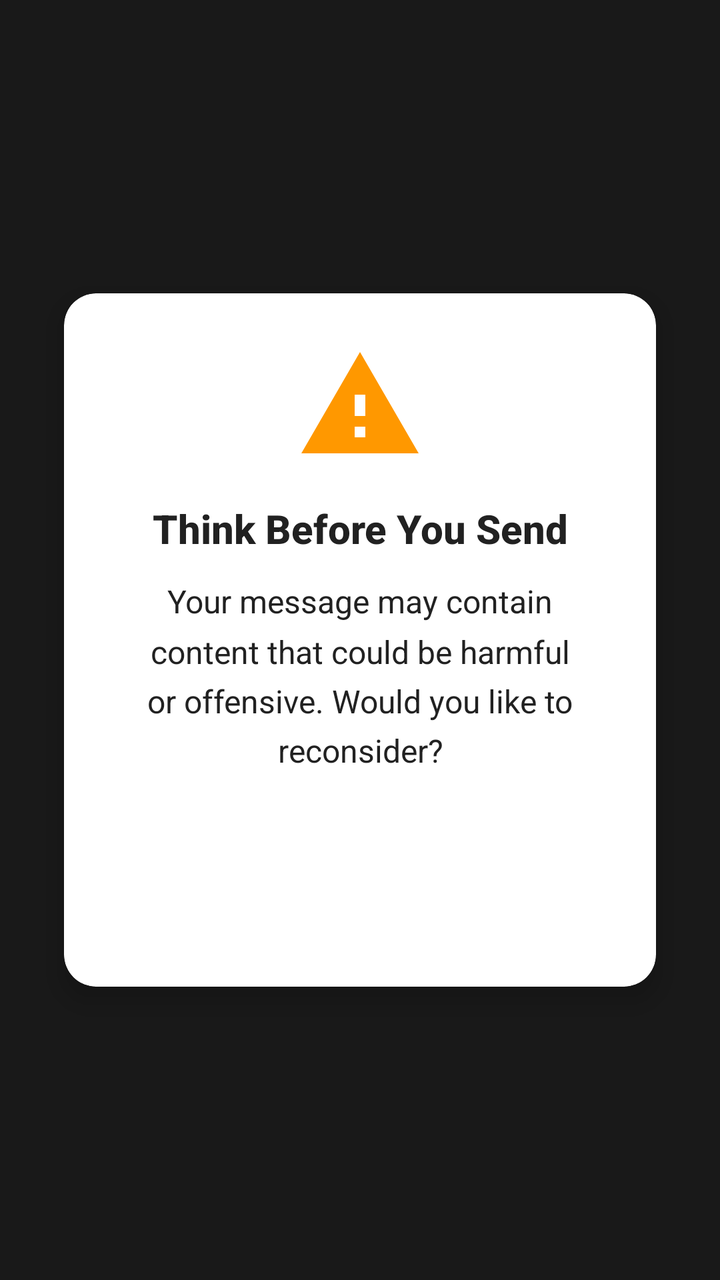
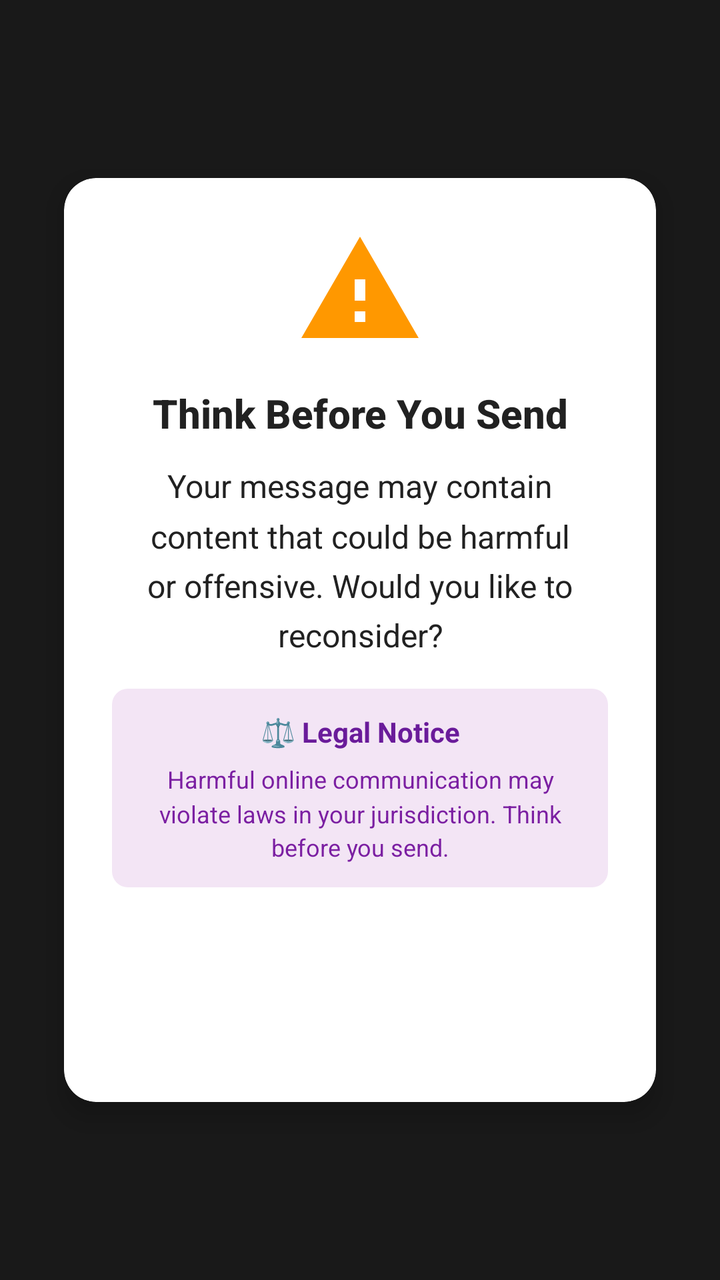

Screens rendered from an Android XML layout before and after an edit, with the pre-edit source and the edit as a unified diff.
<!-- AndroidManifest.xml: application theme Theme.SafeKeyboard -->
<!-- res/layout/warning_overlay.xml -->
<?xml version="1.0" encoding="utf-8"?>
<FrameLayout xmlns:android="http://schemas.android.com/apk/res/android"
    xmlns:app="http://schemas.android.com/apk/res-auto"
    android:layout_width="match_parent"
    android:layout_height="match_parent"
    android:background="@color/warning_overlay_background"
    android:clickable="true"
    android:focusable="true">

    <androidx.cardview.widget.CardView
        android:layout_width="match_parent"
        android:layout_height="wrap_content"
        android:layout_gravity="center"
        android:layout_marginHorizontal="32dp"
        app:cardCornerRadius="16dp"
        app:cardElevation="8dp"
        android:background="@color/warning_card_background">

        <LinearLayout
            android:layout_width="match_parent"
            android:layout_height="wrap_content"
            android:orientation="vertical"
            android:padding="24dp">

            
            <ImageView
                android:layout_width="64dp"
                android:layout_height="64dp"
                android:layout_gravity="center_horizontal"
                android:src="@drawable/ic_warning"
                android:contentDescription="Warning"
                android:tint="@color/accent" />

            
            <TextView
                android:layout_width="match_parent"
                android:layout_height="wrap_content"
                android:layout_marginTop="16dp"
                android:text="@string/warning_title"
                android:textSize="20sp"
                android:textStyle="bold"
                android:textColor="@color/warning_text"
                android:gravity="center"
                android:fontFamily="sans-serif-medium" />

            
            <TextView
                android:id="@+id/warning_message"
                android:layout_width="match_parent"
                android:layout_height="wrap_content"
                android:layout_marginTop="12dp"
                android:text="@string/warning_message"
                android:textSize="16sp"
                android:textColor="@color/warning_text"
                android:gravity="center"
                android:lineSpacingMultiplier="1.3" />

            
            <TextView
                android:id="@+id/category_badge"
                android:layout_width="wrap_content"
                android:layout_height="wrap_content"
                android:layout_gravity="center_horizontal"
                android:layout_marginTop="12dp"
                android:paddingHorizontal="12dp"
                android:paddingVertical="6dp"
                android:background="@drawable/badge_background"
                android:textSize="12sp"
                android:textStyle="bold"
                android:textColor="@color/white"
                android:visibility="gone" />

            
            <LinearLayout
                android:layout_width="match_parent"
                android:layout_height="wrap_content"
                android:layout_marginTop="24dp"
                android:orientation="horizontal"
                android:weightSum="2">

                
                <Button
                    android:id="@+id/button_edit"
                    android:layout_width="0dp"
                    android:layout_height="wrap_content"
                    android:layout_weight="1"
                    android:layout_marginEnd="8dp"
                    android:text="@string/button_edit"
                    android:textColor="@color/white"
                    android:backgroundTint="@color/button_edit"
                    android:paddingVertical="12dp"
                    style="@style/Widget.MaterialComponents.Button" />

                
                <Button
                    android:id="@+id/button_send_anyway"
                    android:layout_width="0dp"
                    android:layout_height="wrap_content"
                    android:layout_weight="1"
                    android:layout_marginStart="8dp"
                    android:text="@string/button_send_anyway"
                    android:textColor="@color/white"
                    android:backgroundTint="@color/button_send_anyway"
                    android:paddingVertical="12dp"
                    style="@style/Widget.MaterialComponents.Button.OutlinedButton" />

            </LinearLayout>

        </LinearLayout>

    </androidx.cardview.widget.CardView>

</FrameLayout>
<!-- resources referenced by this layout -->
<resources>
  <color name="accent">#FFFF9800</color>
  <color name="button_edit">#FF4CAF50</color>
  <color name="button_send_anyway">#FFF44336</color>
  <color name="warning_card_background">#FFFFFFFF</color>
  <color name="warning_overlay_background">#E6000000</color>
  <color name="warning_text">#FF212121</color>
  <color name="white">#FFFFFFFF</color>
  <!-- drawable badge_background (drawable) -->
  <?xml version="1.0" encoding="utf-8"?>
  <shape xmlns:android="http://schemas.android.com/apk/res/android"
      android:shape="rectangle">
      <solid android:color="@color/accent" />
      <corners android:radius="12dp" />
  </shape>
  <!-- drawable ic_warning (drawable) -->
  <?xml version="1.0" encoding="utf-8"?>
  <vector xmlns:android="http://schemas.android.com/apk/res/android"
      android:width="24dp"
      android:height="24dp"
      android:viewportWidth="24"
      android:viewportHeight="24">
      <path
          android:fillColor="#FF000000"
          android:pathData="M1,21h22L12,2 1,21zM13,18h-2v-2h2v2zM13,14h-2v-4h2v4z"/>
  </vector>
  <string name="button_edit">Edit Message</string>
  <string name="button_send_anyway">Send Anyway</string>
  <string name="warning_message">Your message may contain content that could be harmful or offensive. Would you like to reconsider?</string>
  <string name="warning_title">Think Before You Send</string>
  <style name="Theme.SafeKeyboard" parent="Theme.MaterialComponents.DayNight.DarkActionBar">
          <item name="colorPrimary">@color/primary</item>
          <item name="colorPrimaryDark">@color/primary_dark</item>
          <item name="colorAccent">@color/accent</item>
      </style>
  <color name="primary">#FF2196F3</color>
  <color name="primary_dark">#FF1976D2</color>
</resources>

<!-- the commit's change to res/layout/warning_overlay.xml (unified diff, before → after) -->
@@ -72,6 +72,39 @@
 
             
             <LinearLayout
+                android:id="@+id/legal_notice_container"
+                android:layout_width="match_parent"
+                android:layout_height="wrap_content"
+                android:layout_marginTop="16dp"
+                android:padding="12dp"
+                android:background="@drawable/legal_notice_background"
+                android:orientation="vertical"
+                android:visibility="visible">
+
+                <TextView
+                    android:layout_width="match_parent"
+                    android:layout_height="wrap_content"
+                    android:text="⚖️ Legal Notice"
+                    android:textSize="14sp"
+                    android:textStyle="bold"
+                    android:textColor="@color/legal_text"
+                    android:gravity="center" />
+
+                <TextView
+                    android:id="@+id/legal_notice_text"
+                    android:layout_width="match_parent"
+                    android:layout_height="wrap_content"
+                    android:layout_marginTop="6dp"
+                    android:text="@string/legal_notice_default"
+                    android:textSize="12sp"
+                    android:textColor="@color/legal_text_secondary"
+                    android:gravity="center"
+                    android:lineSpacingMultiplier="1.2" />
+
+            </LinearLayout>
+
+            
+            <LinearLayout
                 android:layout_width="match_parent"
                 android:layout_height="wrap_content"
                 android:layout_marginTop="24dp"
<!-- resource entries referenced after the edit -->
@@ -3,6 +3,8 @@
   <color name="accent">#FFFF9800</color>
   <color name="button_edit">#FF4CAF50</color>
   <color name="button_send_anyway">#FFF44336</color>
+  <color name="legal_text">#FF6A1B9A</color>
+  <color name="legal_text_secondary">#FF7B1FA2</color>
   <color name="warning_card_background">#FFFFFFFF</color>
   <color name="warning_overlay_background">#E6000000</color>
   <color name="warning_text">#FF212121</color>
@@ -25,8 +27,21 @@
           android:fillColor="#FF000000"
           android:pathData="M1,21h22L12,2 1,21zM13,18h-2v-2h2v2zM13,14h-2v-4h2v4z"/>
   </vector>
+  <!-- drawable legal_notice_background (drawable) -->
+  <?xml version="1.0" encoding="utf-8"?>
+  <shape xmlns:android="http://schemas.android.com/apk/res/android"
+      android:shape="rectangle">
+      <solid android:color="@color/legal_background" />
+      <corners android:radius="8dp" />
+      <padding
+          android:left="12dp"
+          android:top="8dp"
+          android:right="12dp"
+          android:bottom="8dp" />
+  </shape>
   <string name="button_edit">Edit Message</string>
   <string name="button_send_anyway">Send Anyway</string>
+  <string name="legal_notice_default">Harmful online communication may violate laws in your jurisdiction. Think before you send.</string>
   <string name="warning_message">Your message may contain content that could be harmful or offensive. Would you like to reconsider?</string>
   <string name="warning_title">Think Before You Send</string>
   <style name="Theme.SafeKeyboard" parent="Theme.MaterialComponents.DayNight.DarkActionBar">
@@ -34,6 +49,7 @@
           <item name="colorPrimaryDark">@color/primary_dark</item>
           <item name="colorAccent">@color/accent</item>
       </style>
+  <color name="legal_background">#FFF3E5F5</color>
   <color name="primary">#FF2196F3</color>
   <color name="primary_dark">#FF1976D2</color>
 </resources>
